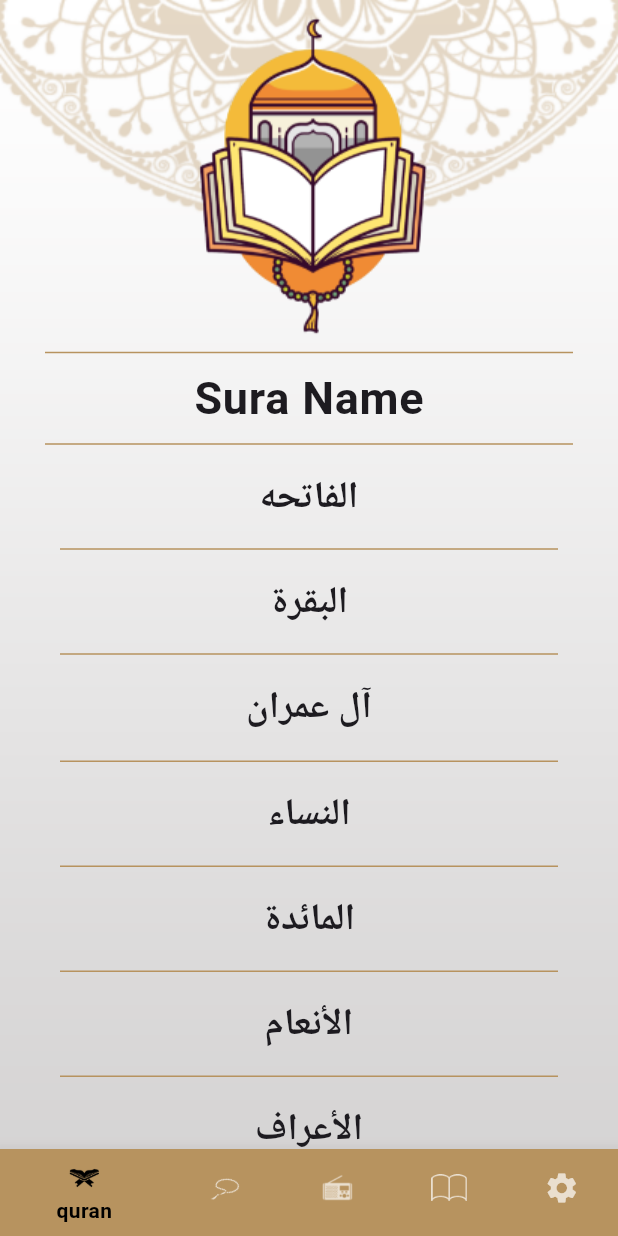
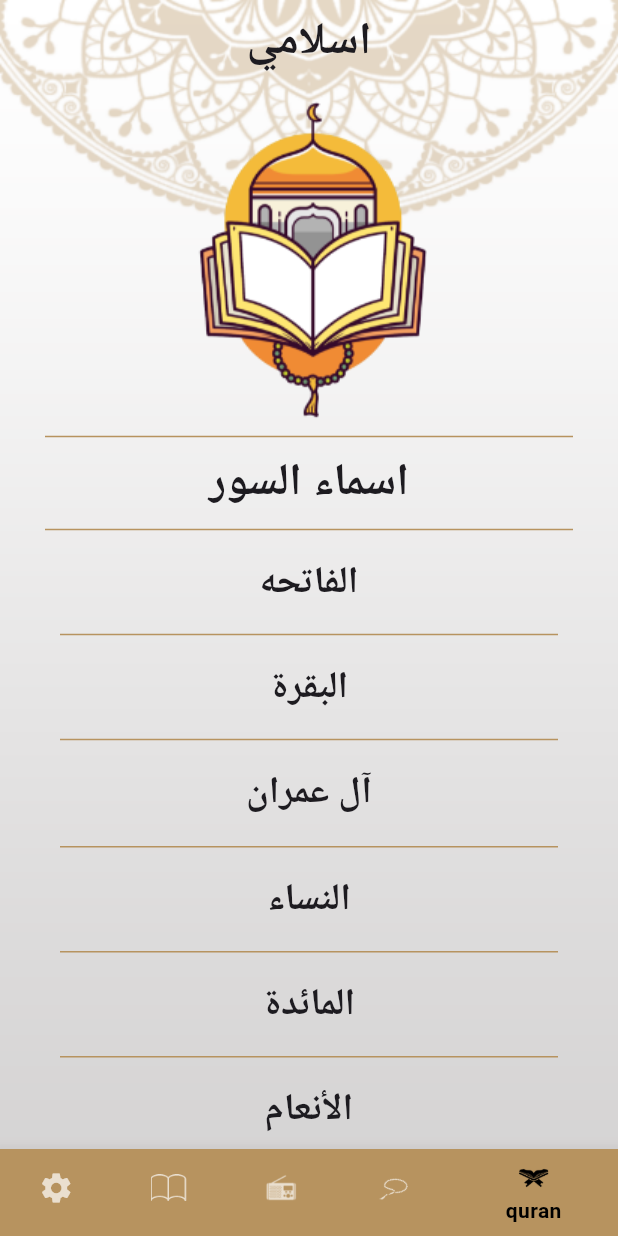
Before and after one commit to Alaa-HazemHussien/islami_app, a Flutter app: the screen it shows after launch, on a phone screen of 412 x 824 dp. Run offline on Flutter 3.47's test engine with Material 3 defaults, Android fonts, the phone set to English and light mode, and no system bars; our stand-ins replace google_fonts; generated files the repository leaves out were written again; Roboto replaces fonts that are missing (Cairo, Gulzar).

Commit message:
App Localization

```diff
--- /dev/null
+++ b/l10n.yaml
@@ -0,0 +1,3 @@
+arb-dir: lib/l10n
+template-arb-file: app_en.arb
+output-localization-file: app_localizations.dart
--- a/lib/home_screen.dart
+++ b/lib/home_screen.dart
@@ -5,6 +5,7 @@ import 'package:islami_app/tabs/quran_tab.dart';
 import 'package:islami_app/tabs/radio_tab.dart';
 import 'package:islami_app/tabs/sebha_tab.dart';
 import 'package:islami_app/tabs/setting_tab.dart';
+import 'package:flutter_gen/gen_l10n/app_localizations.dart';
 
 class HomeScreen extends StatefulWidget {
   static const String routeName = 'home';
@@ -15,7 +16,6 @@ class HomeScreen extends StatefulWidget {
 class _HomeScreenState extends State<HomeScreen> {
   int index = 0;
 
-
   @override
   Widget build(BuildContext context) {
     return Stack(children: [
@@ -25,6 +25,7 @@ class _HomeScreenState extends State<HomeScreen> {
         fit: BoxFit.fill,
       ),
       Scaffold(
+        appBar: AppBar(title: Text(AppLocalizations.of(context)!.appTitle,style: Theme.of(context).textTheme.bodyLarge,),),
 
         bottomNavigationBar: BottomNavigationBar(
           currentIndex: index,
@@ -67,6 +68,6 @@ class _HomeScreenState extends State<HomeScreen> {
      SebhaTab(),
      RadioTab(),
      AhadethTab(),
-     SettingTab()
+     const SettingTab()
   ];
 }
--- /dev/null
+++ b/lib/l10n/app_ar.arb
@@ -0,0 +1,5 @@
+{
+"appTitle":"اسلامي",
+"suraName":"اسماء السور",
+"ahadeth":"احاديث"
+}
--- /dev/null
+++ b/lib/l10n/app_en.arb
@@ -0,0 +1,5 @@
+{
+"appTitle":"Islami",
+"suraName":"Sura Name",
+"ahadeth":"Ahadeth"
+}
--- a/lib/main.dart
+++ b/lib/main.dart
@@ -4,7 +4,8 @@ import 'package:islami_app/my_theme_data.dart';
 import 'package:islami_app/sura_detials.dart';
 
 import 'hadeth_detials.dart';
-
+import 'package:flutter_localizations/flutter_localizations.dart';
+import 'package:flutter_gen/gen_l10n/app_localizations.dart';
 void main() {
   runApp( MyApp());
 }
@@ -12,6 +13,19 @@ class MyApp extends StatelessWidget {
   // This widget is the root of your application.@override
   Widget build(BuildContext context) {
     return MaterialApp(
+      localizationsDelegates: AppLocalizations.localizationsDelegates,
+      supportedLocales: AppLocalizations.supportedLocales,
+      locale: Locale("ar"),
+      // localizationsDelegates: [
+      //   AppLocalizations.delegate,
+      //   GlobalMaterialLocalizations.delegate,
+      //   GlobalWidgetsLocalizations.delegate,
+      //   GlobalCupertinoLocalizations.delegate,
+      // ],
+      // supportedLocales: [
+      //   Locale('en'), // English
+      //   Locale('ar'), // Spanish
+      // ],
       theme:  MyThemeData.lightTheme,
       darkTheme:  MyThemeData.darkTheme,
       debugShowCheckedModeBanner: false,
--- a/lib/tabs/quran_tab.dart
+++ b/lib/tabs/quran_tab.dart
@@ -3,7 +3,7 @@ import 'package:google_fonts/google_fonts.dart';
 import 'package:islami_app/my_theme_data.dart';
 import 'package:islami_app/sura_detials.dart';
 import 'package:islami_app/sura_model.dart';
-
+import 'package:flutter_gen/gen_l10n/app_localizations.dart';
 class QuranTab extends StatelessWidget {
   List<String> suraNames = [
     "الفاتحه",
@@ -137,8 +137,8 @@ class QuranTab extends StatelessWidget {
         endIndent: 30,
         indent: 30,
       ),
-      Text(
-        'Sura Name',
+      Text(AppLocalizations.of(context)!.suraName
+    ,
         style: Theme.of(context).textTheme.bodyLarge,
       ),
       const Divider(
--- a/pubspec.yaml
+++ b/pubspec.yaml
@@ -36,6 +36,10 @@ dependencies:
   # Use with the CupertinoIcons class for iOS style icons.
   cupertino_icons: ^1.0.6
   google_fonts: ^6.2.1
+  flutter_localizations:
+    sdk: flutter
+  intl: any
+
 
 dev_dependencies:
   flutter_test:
@@ -53,6 +57,7 @@ dev_dependencies:
 
 # The following section is specific to Flutter packages.
 flutter:
+  generate: true
 
   # The following line ensures that the Material Icons font is
   # included with your application, so that you can use the icons in
```
Also changed, not shown: lib/hadeth_detials.dart (+3 -11 lines), lib/tabs/ahadeth_tab.dart (+6 -9 lines), lib/tabs/sebha_tab.dart (+11 -8 lines), pubspec.lock.
